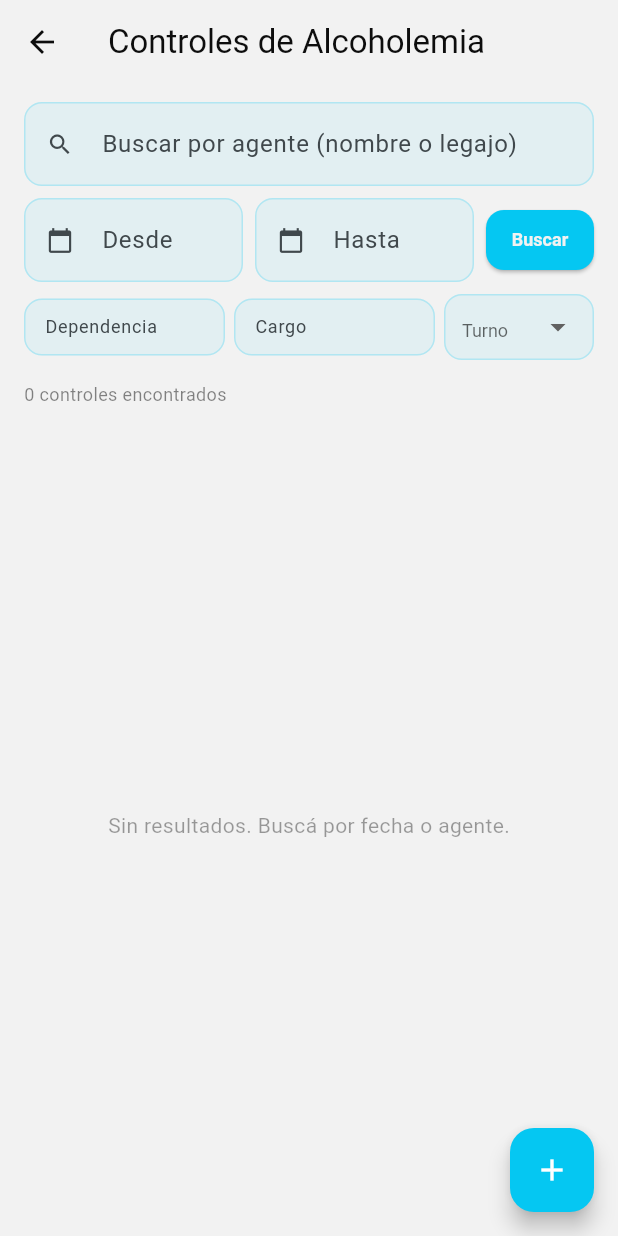
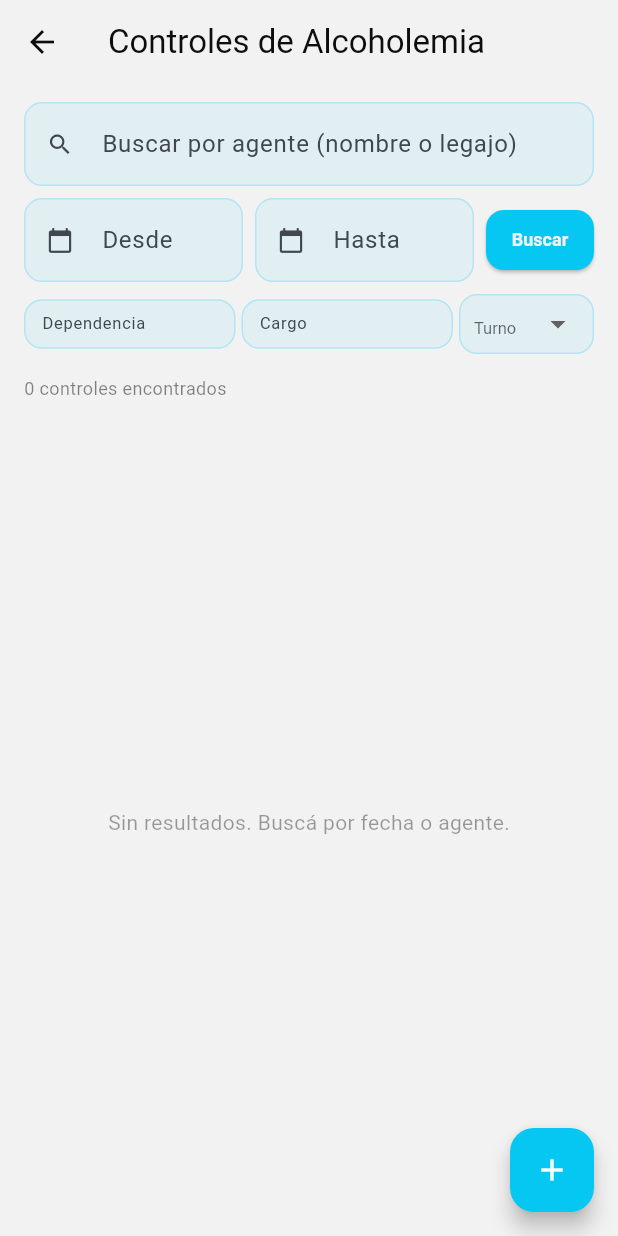
Before and after one commit to julian-alfonzo/EnRuta-Flutter, a Flutter app: the GestionAlcoholemiaScreen screen opened directly, on a phone screen of 412 x 824 dp. Run offline on Flutter 3.47's test engine with Material 3 defaults, Android fonts, the phone set to English and light mode, and no system bars; our stand-ins replace connectivity_plus, csv, pdf, share_plus, shared_preferences, sqflite; missing offline and left inert: excel; accounts and stored records are empty.

Commit message:
fix: overflow en filtros de alcoholemia - Expanded en vez de Flexible, tamaños reducidos

```diff
--- a/enruta/lib/screens/gestion_alcoholemia_screen.dart
+++ b/enruta/lib/screens/gestion_alcoholemia_screen.dart
@@ -522,49 +522,49 @@ class _GestionAlcoholemiaScreenState extends State<GestionAlcoholemiaScreen> {
           const SizedBox(height: 8),
           Row(
             children: [
-              Flexible(
+              Expanded(
                 child: TextField(
                   controller: _dependenciaController,
                   decoration: const InputDecoration(
                     hintText: 'Dependencia',
                     isDense: true,
-                    contentPadding: EdgeInsets.symmetric(horizontal: 10, vertical: 10),
+                    contentPadding: EdgeInsets.symmetric(horizontal: 8, vertical: 8),
                   ),
-                  style: const TextStyle(fontSize: 12),
+                  style: const TextStyle(fontSize: 11),
                   onSubmitted: (_) => _buscar(),
                 ),
               ),
-              const SizedBox(width: 6),
-              Flexible(
+              const SizedBox(width: 4),
+              Expanded(
                 child: TextField(
                   controller: _cargoController,
                   decoration: const InputDecoration(
                     hintText: 'Cargo',
                     isDense: true,
-                    contentPadding: EdgeInsets.symmetric(horizontal: 10, vertical: 10),
+                    contentPadding: EdgeInsets.symmetric(horizontal: 8, vertical: 8),
                   ),
-                  style: const TextStyle(fontSize: 12),
+                  style: const TextStyle(fontSize: 11),
                   onSubmitted: (_) => _buscar(),
                 ),
               ),
-              const SizedBox(width: 6),
+              const SizedBox(width: 4),
               SizedBox(
-                width: 100,
+                width: 90,
                 child: DropdownButtonFormField<String>(
                   value: _turno.isEmpty ? null : _turno,
                   decoration: const InputDecoration(
                     hintText: 'Turno',
                     isDense: true,
-                    contentPadding: EdgeInsets.symmetric(horizontal: 8, vertical: 10),
+                    contentPadding: EdgeInsets.symmetric(horizontal: 6, vertical: 8),
                   ),
-                  style: const TextStyle(fontSize: 12),
+                  style: const TextStyle(fontSize: 11),
                   items: const [
-                    DropdownMenuItem(value: '', child: Text('Todos', style: TextStyle(fontSize: 12))),
-                    DropdownMenuItem(value: 'ROTATIVO', child: Text('ROTATIVO', style: TextStyle(fontSize: 12))),
-                    DropdownMenuItem(value: 'MAÑANA', child: Text('MAÑANA', style: TextStyle(fontSize: 12))),
-                    DropdownMenuItem(value: 'TARDE', child: Text('TARDE', style: TextStyle(fontSize: 12))),
-                    DropdownMenuItem(value: 'NOCHE', child: Text('NOCHE', style: TextStyle(fontSize: 12))),
-                    DropdownMenuItem(value: 'FIJO', child: Text('FIJO', style: TextStyle(fontSize: 12))),
+                    DropdownMenuItem(value: '', child: Text('Todos', style: TextStyle(fontSize: 11))),
+                    DropdownMenuItem(value: 'ROTATIVO', child: Text('ROTATIVO', style: TextStyle(fontSize: 11))),
+                    DropdownMenuItem(value: 'MAÑANA', child: Text('MAÑANA', style: TextStyle(fontSize: 11))),
+                    DropdownMenuItem(value: 'TARDE', child: Text('TARDE', style: TextStyle(fontSize: 11))),
+                    DropdownMenuItem(value: 'NOCHE', child: Text('NOCHE', style: TextStyle(fontSize: 11))),
+                    DropdownMenuItem(value: 'FIJO', child: Text('FIJO', style: TextStyle(fontSize: 11))),
                   ],
                   onChanged: (v) {
                     setState(() => _turno = v ?? '');
```
